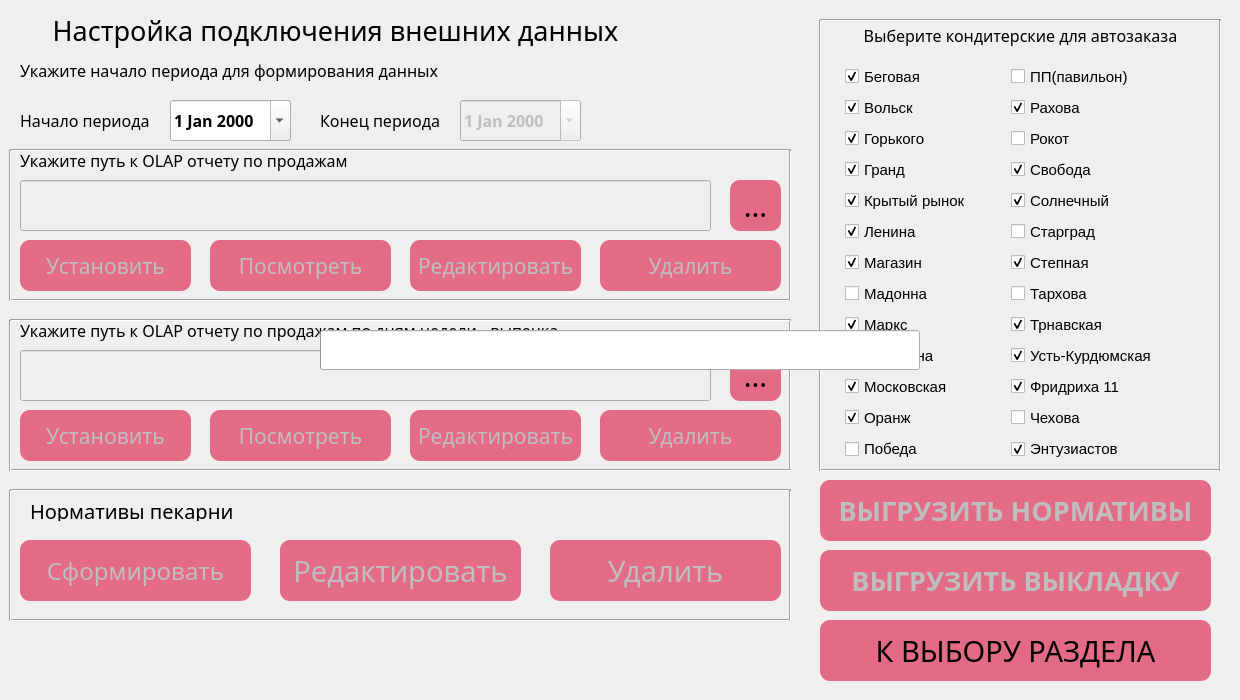
PavelZagumenkin/Malina_Orders_v1, file ui/bakery.ui: the form before one commit.
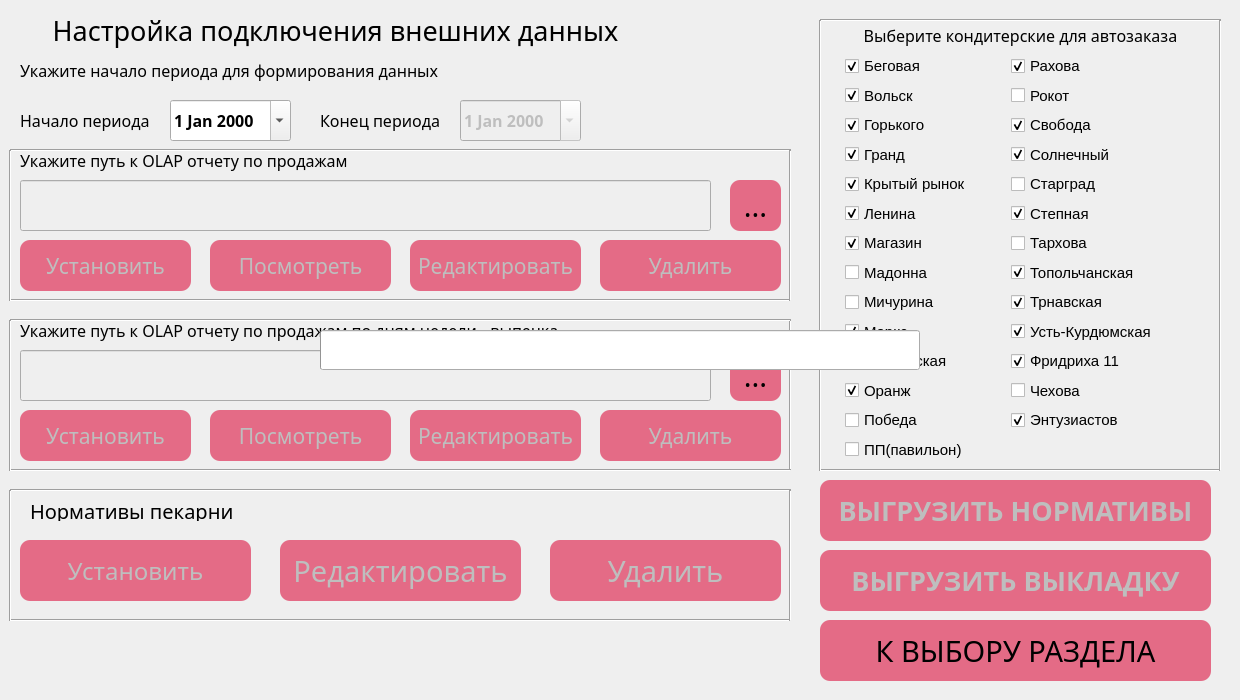
The form after the commit. Icons and pictures are not drawn.

Commit message: Обновление 1.02. Добавлена проверка на наличие Excel. Добавлена Топольчанская

What changed in the file:
```diff
--- a/ui/bakery.ui
+++ b/ui/bakery.ui
@@ -592,7 +592,7 @@
 }</string>
     </property>
     <property name="text">
-     <string>Сформировать</string>
+     <string>Установить</string>
     </property>
     <property name="checkable">
      <bool>false</bool>
@@ -934,9 +934,9 @@
     <property name="geometry">
      <rect>
       <x>830</x>
-      <y>60</y>
+      <y>50</y>
       <width>381</width>
-      <height>401</height>
+      <height>411</height>
      </rect>
     </property>
     <layout class="QFormLayout" name="gridPoints">
@@ -959,7 +959,7 @@
       <number>40</number>
      </property>
      <property name="verticalSpacing">
-      <number>8</number>
+      <number>7</number>
      </property>
      <property name="leftMargin">
       <number>15</number>
@@ -1028,7 +1028,7 @@
       </widget>
      </item>
      <item row="4" column="0">
-      <widget class="QCheckBox" name="checkBox">
+      <widget class="QCheckBox" name="cb_kr">
        <property name="font">
         <font>
          <pointsize>11</pointsize>
@@ -1084,7 +1084,7 @@
        </property>
       </widget>
      </item>
-     <item row="8" column="0">
+     <item row="9" column="0">
       <widget class="QCheckBox" name="cb_marks">
        <property name="font">
         <font>
@@ -1099,7 +1099,7 @@
        </property>
       </widget>
      </item>
-     <item row="9" column="0">
+     <item row="8" column="0">
       <widget class="QCheckBox" name="cb_michurina">
        <property name="font">
         <font>
@@ -1147,27 +1147,6 @@
        </property>
       </widget>
      </item>
-     <item row="11" column="1">
-      <widget class="QCheckBox" name="cb_chehova">
-       <property name="enabled">
-        <bool>true</bool>
-       </property>
-       <property name="font">
-        <font>
-         <pointsize>11</pointsize>
-        </font>
-       </property>
-       <property name="text">
-        <string>Чехова</string>
-       </property>
-       <property name="checkable">
-        <bool>true</bool>
-       </property>
-       <property name="checked">
-        <bool>false</bool>
-       </property>
-      </widget>
-     </item>
      <item row="12" column="0">
       <widget class="QCheckBox" name="cb_pobeda">
        <property name="font">
@@ -1183,45 +1162,132 @@
        </property>
       </widget>
      </item>
-     <item row="12" column="1">
-      <widget class="QCheckBox" name="cb_entuziastov">
+     <item row="13" column="0">
+      <widget class="QCheckBox" name="cb_pavilon">
        <property name="font">
         <font>
          <pointsize>11</pointsize>
         </font>
        </property>
        <property name="text">
-        <string>Энтузиастов</string>
+        <string>ПП(павильон)</string>
        </property>
+      </widget>
+     </item>
+     <item row="0" column="1">
+      <widget class="QCheckBox" name="cb_rahova">
+       <property name="font">
+        <font>
+         <pointsize>11</pointsize>
+        </font>
+       </property>
+       <property name="text">
+        <string>Рахова</string>
+       </property>
        <property name="checked">
         <bool>true</bool>
        </property>
       </widget>
      </item>
-     <item row="10" column="1">
-      <widget class="QCheckBox" name="cb_fridriha">
+     <item row="1" column="1">
+      <widget class="QCheckBox" name="cb_rokot">
        <property name="font">
         <font>
          <pointsize>11</pointsize>
         </font>
        </property>
        <property name="text">
-        <string>Фридриха 11</string>
+        <string>Рокот</string>
        </property>
        <property name="checked">
+        <bool>false</bool>
+       </property>
+      </widget>
+     </item>
+     <item row="2" column="1">
+      <widget class="QCheckBox" name="cb_svoboda">
+       <property name="font">
+        <font>
+         <pointsize>11</pointsize>
+        </font>
+       </property>
+       <property name="text">
+        <string>Свобода</string>
+       </property>
+       <property name="checked">
         <bool>true</bool>
        </property>
       </widget>
      </item>
-     <item row="9" column="1">
-      <widget class="QCheckBox" name="cb_ust_kurdym">
+     <item row="3" column="1">
+      <widget class="QCheckBox" name="cb_solnechnii">
        <property name="font">
         <font>
          <pointsize>11</pointsize>
         </font>
        </property>
        <property name="text">
-        <string>Усть-Курдюмская</string>
+        <string>Солнечный</string>
+       </property>
+       <property name="checked">
+        <bool>true</bool>
+       </property>
+      </widget>
+     </item>
+     <item row="4" column="1">
+      <widget class="QCheckBox" name="cb_stargrad">
+       <property name="font">
+        <font>
+         <pointsize>11</pointsize>
+        </font>
+       </property>
+       <property name="text">
+        <string>Старград</string>
+       </property>
+       <property name="checked">
+        <bool>false</bool>
+       </property>
+      </widget>
+     </item>
+     <item row="5" column="1">
+      <widget class="QCheckBox" name="cb_stepnaya">
+       <property name="font">
+        <font>
+         <pointsize>11</pointsize>
+        </font>
+       </property>
+       <property name="text">
+        <string>Степная</string>
+       </property>
+       <property name="checked">
+        <bool>true</bool>
+       </property>
+      </widget>
+     </item>
+     <item row="6" column="1">
+      <widget class="QCheckBox" name="cb_tarhova">
+       <property name="font">
+        <font>
+         <pointsize>11</pointsize>
+        </font>
+       </property>
+       <property name="text">
+        <string>Тархова</string>
+       </property>
+       <property name="checked">
+        <bool>false</bool>
+       </property>
+      </widget>
+     </item>
+     <item row="7" column="1">
+      <widget class="QCheckBox" name="cb_topol">
+       <property name="font">
+        <font>
+         <pointsize>11</pointsize>
+        </font>
+       </property>
+       <property name="text">
+        <string>Топольчанская</string>
        </property>
        <property name="checked">
         <bool>true</bool>
@@ -1243,123 +1309,72 @@
        </property>
       </widget>
      </item>
-     <item row="7" column="1">
-      <widget class="QCheckBox" name="cb_tarhova">
+     <item row="9" column="1">
+      <widget class="QCheckBox" name="cb_ust_kurdym">
        <property name="font">
         <font>
          <pointsize>11</pointsize>
         </font>
        </property>
        <property name="text">
-        <string>Тархова</string>
+        <string>Усть-Курдюмская</string>
        </property>
        <property name="checked">
-        <bool>false</bool>
+        <bool>true</bool>
        </property>
       </widget>
      </item>
-     <item row="6" column="1">
-      <widget class="QCheckBox" name="cb_stepnaya">
+     <item row="10" column="1">
+      <widget class="QCheckBox" name="cb_fridriha">
        <property name="font">
         <font>
          <pointsize>11</pointsize>
         </font>
        </property>
        <property name="text">
-        <string>Степная</string>
+        <string>Фридриха 11</string>
        </property>
        <property name="checked">
         <bool>true</bool>
        </property>
       </widget>
      </item>
-     <item row="5" column="1">
-      <widget class="QCheckBox" name="cb_stargrad">
-       <property name="font">
-        <font>
-         <pointsize>11</pointsize>
-        </font>
-       </property>
-       <property name="text">
-        <string>Старград</string>
-       </property>
-       <property name="checked">
-        <bool>false</bool>
-       </property>
-      </widget>
-     </item>
-     <item row="4" column="1">
-      <widget class="QCheckBox" name="cb_solnechnii">
-       <property name="font">
-        <font>
-         <pointsize>11</pointsize>
-        </font>
-       </property>
-       <property name="text">
-        <string>Солнечный</string>
-       </property>
-       <property name="checked">
+     <item row="11" column="1">
+      <widget class="QCheckBox" name="cb_chehova">
+       <property name="enabled">
         <bool>true</bool>
        </property>
-      </widget>
-     </item>
-     <item row="3" column="1">
-      <widget class="QCheckBox" name="cb_svoboda">
        <property name="font">
         <font>
          <pointsize>11</pointsize>
         </font>
        </property>
        <property name="text">
-        <string>Свобода</string>
+        <string>Чехова</string>
        </property>
-       <property name="checked">
+       <property name="checkable">
         <bool>true</bool>
        </property>
-      </widget>
-     </item>
-     <item row="2" column="1">
-      <widget class="QCheckBox" name="cb_rokot">
-       <property name="font">
-        <font>
-         <pointsize>11</pointsize>
-        </font>
-       </property>
-       <property name="text">
-        <string>Рокот</string>
-       </property>
        <property name="checked">
         <bool>false</bool>
        </property>
       </widget>
      </item>
-     <item row="1" column="1">
-      <widget class="QCheckBox" name="cb_rahova">
+     <item row="12" column="1">
+      <widget class="QCheckBox" name="cb_entuziastov">
        <property name="font">
         <font>
          <pointsize>11</pointsize>
         </font>
        </property>
        <property name="text">
-        <string>Рахова</string>
+        <string>Энтузиастов</string>
        </property>
        <property name="checked">
         <bool>true</bool>
        </property>
       </widget>
      </item>
-     <item row="0" column="1">
-      <widget class="QCheckBox" name="cb_pavilon">
-       <property name="font">
-        <font>
-         <pointsize>11</pointsize>
-        </font>
-       </property>
-       <property name="text">
-        <string>ПП(павильон)</string>
-       </property>
-      </widget>
-     </item>
     </layout>
    </widget>
    <widget class="Line" name="line">
```
The commit also changes 3 other files.
